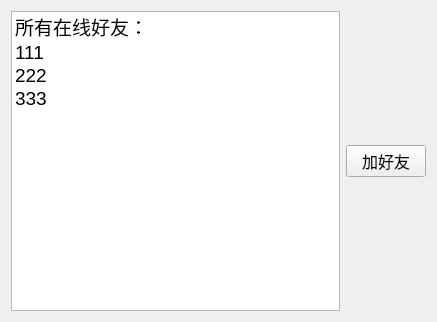
The window that TCPClient/allonline.ui (crocuser/Netdisk) describes before a commit, drawn with Qt 5.
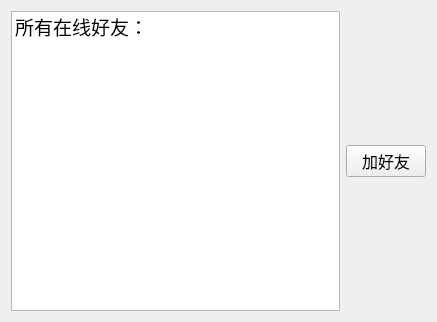
The same window after the commit.

What changed in the file:
```diff
--- a/TCPClient/allonline.ui
+++ b/TCPClient/allonline.ui
@@ -30,21 +30,6 @@
            <string>所有在线好友：</string>
           </property>
          </item>
-         <item>
-          <property name="text">
-           <string>111</string>
-          </property>
-         </item>
-         <item>
-          <property name="text">
-           <string>222</string>
-          </property>
-         </item>
-         <item>
-          <property name="text">
-           <string>333</string>
-          </property>
-         </item>
         </widget>
        </item>
       </layout>
```
